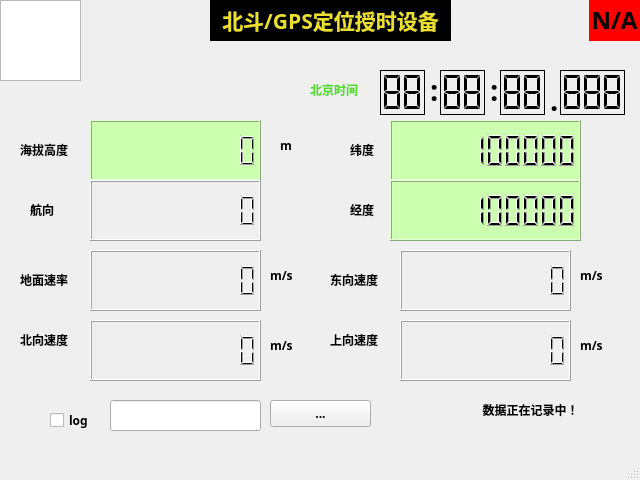
First picture: the form in mainwindow.ui, repository sensarliar/gps_test, before the edit.
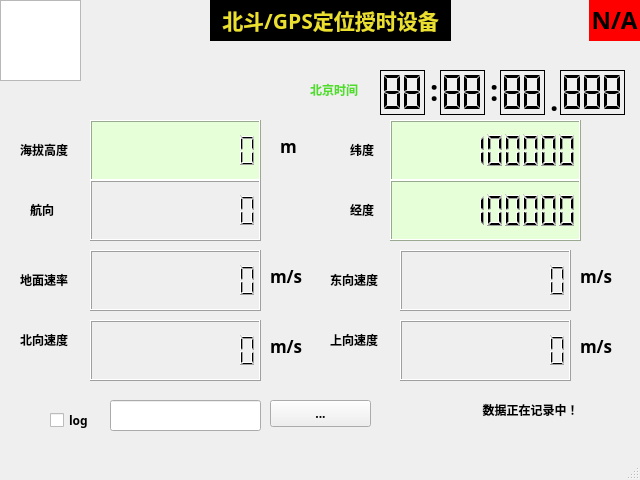
Second picture: the form after the edit. Icons and pictures are not drawn.

Commit message: 1,modify the UI, 2,add the function of recording raw ephem 3,usb support the hot plug function

```diff
--- a/mainwindow.ui
+++ b/mainwindow.ui
@@ -223,7 +223,7 @@
      <font>
       <family>Ubuntu</family>
       <pointsize>11</pointsize>
-      <weight>9</weight>
+      <weight>50</weight>
       <italic>true</italic>
       <bold>false</bold>
      </font>
@@ -232,9 +232,7 @@
      <bool>false</bool>
     </property>
     <property name="styleSheet">
-     <string notr="true">background-color: rgb(170, 255, 127);
-background-color: rgb(205, 255, 177);
-font: 75 italic 11pt &quot;Ubuntu&quot;;</string>
+     <string notr="true">background-color: rgb(231, 255, 217);</string>
     </property>
     <property name="smallDecimalPoint">
      <bool>false</bool>
@@ -261,27 +259,27 @@
        <colorrole role="Button">
         <brush brushstyle="SolidPattern">
          <color alpha="255">
-          <red>205</red>
+          <red>231</red>
           <green>255</green>
-          <blue>177</blue>
+          <blue>217</blue>
          </color>
         </brush>
        </colorrole>
        <colorrole role="Base">
         <brush brushstyle="SolidPattern">
          <color alpha="255">
-          <red>205</red>
+          <red>231</red>
           <green>255</green>
-          <blue>177</blue>
+          <blue>217</blue>
          </color>
         </brush>
        </colorrole>
        <colorrole role="Window">
         <brush brushstyle="SolidPattern">
          <color alpha="255">
-          <red>205</red>
+          <red>231</red>
           <green>255</green>
-          <blue>177</blue>
+          <blue>217</blue>
          </color>
         </brush>
        </colorrole>
@@ -290,27 +288,27 @@
        <colorrole role="Button">
         <brush brushstyle="SolidPattern">
          <color alpha="255">
-          <red>205</red>
+          <red>231</red>
           <green>255</green>
-          <blue>177</blue>
+          <blue>217</blue>
          </color>
         </brush>
        </colorrole>
        <colorrole role="Base">
         <brush brushstyle="SolidPattern">
          <color alpha="255">
-          <red>205</red>
+          <red>231</red>
           <green>255</green>
-          <blue>177</blue>
+          <blue>217</blue>
          </color>
         </brush>
        </colorrole>
        <colorrole role="Window">
         <brush brushstyle="SolidPattern">
          <color alpha="255">
-          <red>205</red>
+          <red>231</red>
           <green>255</green>
-          <blue>177</blue>
+          <blue>217</blue>
          </color>
         </brush>
        </colorrole>
@@ -319,27 +317,27 @@
        <colorrole role="Button">
         <brush brushstyle="SolidPattern">
          <color alpha="255">
-          <red>205</red>
+          <red>231</red>
           <green>255</green>
-          <blue>177</blue>
+          <blue>217</blue>
          </color>
         </brush>
        </colorrole>
        <colorrole role="Base">
         <brush brushstyle="SolidPattern">
          <color alpha="255">
-          <red>205</red>
+          <red>231</red>
           <green>255</green>
-          <blue>177</blue>
+          <blue>217</blue>
          </color>
         </brush>
        </colorrole>
        <colorrole role="Window">
         <brush brushstyle="SolidPattern">
          <color alpha="255">
-          <red>205</red>
+          <red>231</red>
           <green>255</green>
-          <blue>177</blue>
+          <blue>217</blue>
          </color>
         </brush>
        </colorrole>
@@ -352,8 +350,7 @@
      </font>
     </property>
     <property name="styleSheet">
-     <string notr="true">background-color: rgb(170, 255, 127);
-background-color: rgb(205, 255, 177);</string>
+     <string notr="true">background-color: rgb(231, 255, 217);</string>
     </property>
     <property name="numDigits">
      <number>10</number>
@@ -439,8 +436,7 @@
      </font>
     </property>
     <property name="styleSheet">
-     <string notr="true">background-color: rgb(170, 255, 127);
-background-color: rgb(205, 255, 177);</string>
+     <string notr="true">background-color: rgb(231, 255, 217);</string>
     </property>
     <property name="numDigits">
      <number>10</number>
@@ -749,6 +745,11 @@
       <height>31</height>
      </rect>
     </property>
+    <property name="font">
+     <font>
+      <pointsize>13</pointsize>
+     </font>
+    </property>
     <property name="text">
      <string>m/s</string>
     </property>
@@ -775,6 +776,11 @@
       <height>31</height>
      </rect>
     </property>
+    <property name="font">
+     <font>
+      <pointsize>13</pointsize>
+     </font>
+    </property>
     <property name="text">
      <string>m/s</string>
     </property>
@@ -825,6 +831,11 @@
       <height>31</height>
      </rect>
     </property>
+    <property name="font">
+     <font>
+      <pointsize>13</pointsize>
+     </font>
+    </property>
     <property name="text">
      <string>m/s</string>
     </property>
@@ -864,6 +875,11 @@
       <height>31</height>
      </rect>
     </property>
+    <property name="font">
+     <font>
+      <pointsize>13</pointsize>
+     </font>
+    </property>
     <property name="text">
      <string>m/s</string>
     </property>
@@ -903,6 +919,11 @@
       <height>31</height>
      </rect>
     </property>
+    <property name="font">
+     <font>
+      <pointsize>13</pointsize>
+     </font>
+    </property>
     <property name="text">
      <string>m</string>
     </property>
```
Left out of the diff: 10 changed lines with no effect on the pictures. The commit also changes 2 other files.
